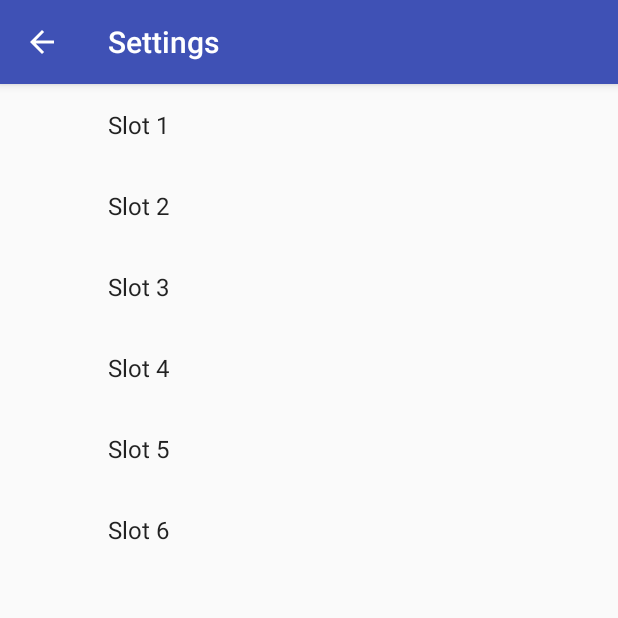
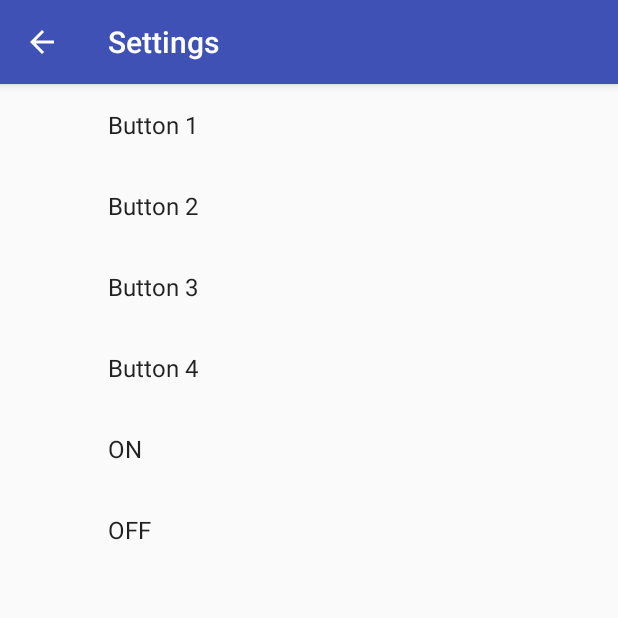
Before and after one commit to AbstractKim/HapticSimulationApp, an Android app: the SettingsFragment screen opened directly, with no data from a screen before it, on a phone screen of 412 x 824 dp, the top half of it. Run offline under Robolectric (Android 15) with nearby library versions, the phone set to English and light mode, and no system bars; our stand-ins replace androidx.preference; 2 statements that could not run were skipped.

Commit message:
modify setting contents. v0.0.7

```diff
--- a/app/src/main/res/values/strings.xml
+++ b/app/src/main/res/values/strings.xml
@@ -1,6 +1,6 @@
 <resources>
     <string name="app_name">HapticSimulation</string>
-    <string name="app_vserion">0.0.6</string>
+    <string name="app_vserion">0.0.7</string>
     <string name="slot_number_1">1</string>
     <string name="slot_number_2">2</string>
     <string name="slot_number_3">3</string>
@@ -8,17 +8,17 @@
     <string name="action_settings">Settings</string>
 
     <string name="pref_slot1_key">slot1</string>
-    <string name="pref_slot1_label">Slot 1</string>
+    <string name="pref_slot1_label">Button 1</string>
     <string name="pref_slot2_key">slot2</string>
-    <string name="pref_slot2_label">Slot 2</string>
+    <string name="pref_slot2_label">Button 2</string>
     <string name="pref_slot3_key">slot3</string>
-    <string name="pref_slot3_label">Slot 3</string>
+    <string name="pref_slot3_label">Button 3</string>
     <string name="pref_slot4_key">slot4</string>
-    <string name="pref_slot4_label">Slot 4</string>
+    <string name="pref_slot4_label">Button 4</string>
     <string name="pref_slot5_key">slot5</string>
-    <string name="pref_slot5_label">Slot 5</string>
+    <string name="pref_slot5_label">ON</string>
     <string name="pref_slot6_key">slot6</string>
-    <string name="pref_slot6_label">Slot 6</string>
+    <string name="pref_slot6_label">OFF</string>
     <string name="pref_default_value">nothing</string>
     <string name="pref_default_label">Nothing</string>
     <string name="error_not_play">Sorry, could not play. The file might be not supported...</string>
```
